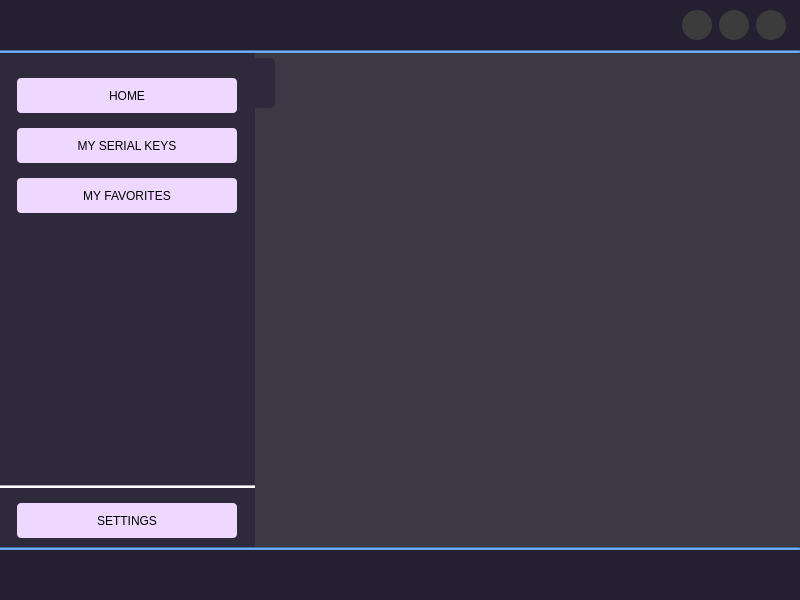
Before: the Qt Designer form mainwindow.ui in frknrnn/Qt_AppStore, drawn with Qt 5.
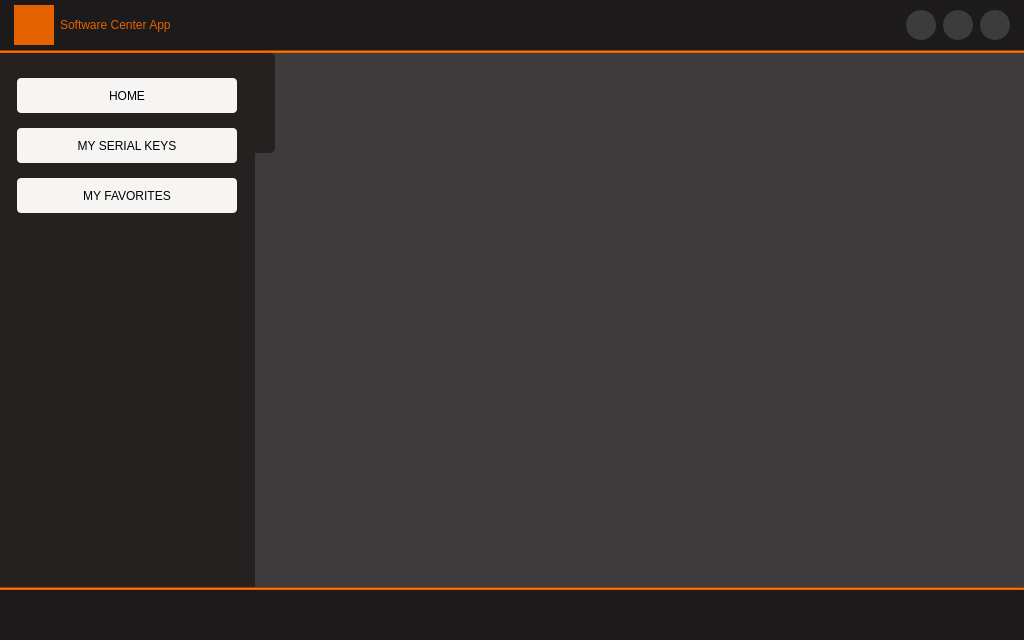
After: the same form once the commit is applied. Icons and pictures are not drawn.

Diff of the .ui file:
```diff
--- a/mainwindow.ui
+++ b/mainwindow.ui
@@ -6,8 +6,8 @@
    <rect>
     <x>0</x>
     <y>0</y>
-    <width>800</width>
-    <height>600</height>
+    <width>1024</width>
+    <height>640</height>
    </rect>
   </property>
   <property name="windowTitle">
@@ -45,7 +45,7 @@
        </size>
       </property>
       <property name="styleSheet">
-       <string notr="true">background-color: rgb(36, 31, 49);</string>
+       <string notr="true">background-color: rgb(28, 26, 26);</string>
       </property>
       <property name="frameShape">
        <enum>QFrame::NoFrame</enum>
@@ -73,13 +73,13 @@
         <widget class="QFrame" name="frame_topBarApp">
          <property name="minimumSize">
           <size>
-           <width>200</width>
+           <width>300</width>
            <height>0</height>
           </size>
          </property>
          <property name="maximumSize">
           <size>
-           <width>200</width>
+           <width>300</width>
            <height>16777215</height>
           </size>
          </property>
@@ -89,6 +89,50 @@
          <property name="frameShadow">
           <enum>QFrame::Raised</enum>
          </property>
+         <layout class="QHBoxLayout" name="horizontalLayout_5">
+          <property name="topMargin">
+           <number>0</number>
+          </property>
+          <property name="rightMargin">
+           <number>0</number>
+          </property>
+          <property name="bottomMargin">
+           <number>0</number>
+          </property>
+          <item>
+           <widget class="QLabel" name="label_app_icon">
+            <property name="minimumSize">
+             <size>
+              <width>40</width>
+              <height>40</height>
+             </size>
+            </property>
+            <property name="maximumSize">
+             <size>
+              <width>40</width>
+              <height>40</height>
+             </size>
+            </property>
+            <property name="styleSheet">
+             <string notr="true">background-color: rgb(230, 97, 0);</string>
+            </property>
+            <property name="text">
+             <string/>
+            </property>
+           </widget>
+          </item>
+          <item>
+           <widget class="QLabel" name="label">
+            <property name="styleSheet">
+             <string notr="true">color: rgb(230, 97, 0);
+font: 700 13pt &quot;Ubuntu&quot;;</string>
+            </property>
+            <property name="text">
+             <string>Software Center App</string>
+            </property>
+           </widget>
+          </item>
+         </layout>
         </widget>
        </item>
        <item>
@@ -330,7 +374,7 @@
     <item>
      <widget class="Line" name="line">
       <property name="styleSheet">
-       <string notr="true">background-color: rgb(98, 160, 234);</string>
+       <string notr="true">background-color: rgb(230, 97, 0);</string>
       </property>
       <property name="frameShadow">
        <enum>QFrame::Sunken</enum>
@@ -346,7 +390,7 @@
     <item>
      <widget class="QFrame" name="frame_main">
       <property name="styleSheet">
-       <string notr="true">background-color: rgb(61, 56, 70);</string>
+       <string notr="true">background-color: rgb(61, 59, 59);</string>
       </property>
       <property name="frameShape">
        <enum>QFrame::NoFrame</enum>
@@ -385,7 +429,7 @@
           </size>
          </property>
          <property name="styleSheet">
-          <string notr="true">background-color: rgb(46, 41, 59);</string>
+          <string notr="true">background-color: rgb(37, 33, 33);</string>
          </property>
          <property name="frameShape">
           <enum>QFrame::NoFrame</enum>
@@ -417,27 +461,24 @@
               <height>16777215</height>
              </size>
             </property>
+            <property name="styleSheet">
+             <string notr="true"/>
+            </property>
             <property name="frameShape">
              <enum>QFrame::NoFrame</enum>
             </property>
             <property name="frameShadow">
              <enum>QFrame::Raised</enum>
             </property>
-            <layout class="QVBoxLayout" name="verticalLayout_3">
-             <property name="spacing">
-              <number>15</number>
-             </property>
-             <property name="leftMargin">
-              <number>0</number>
-             </property>
-             <property name="topMargin">
-              <number>25</number>
-             </property>
-             <property name="rightMargin">
-              <number>0</number>
-             </property>
-             <item alignment="Qt::AlignHCenter">
               <widget class="QPushButton" name="pushButton_dashboard">
+             <property name="geometry">
+              <rect>
+               <x>17</x>
+               <y>25</y>
+               <width>220</width>
+               <height>35</height>
+              </rect>
+             </property>
                <property name="minimumSize">
                 <size>
                  <width>220</width>
@@ -455,7 +496,7 @@
                </property>
                <property name="styleSheet">
                 <string notr="true">QPushButton{
-background-color: rgb(239, 216, 255);
+background-color: rgb(246, 245, 244);
 border-radius:4px;
 border:none;
 padding: 0px 10px;
@@ -474,9 +515,15 @@
                 <string>HOME</string>
                </property>
               </widget>
-             </item>
-             <item alignment="Qt::AlignHCenter">
               <widget class="QPushButton" name="pushButton_mySerialKeys">
+             <property name="geometry">
+              <rect>
+               <x>17</x>
+               <y>75</y>
+               <width>220</width>
+               <height>35</height>
+              </rect>
+             </property>
                <property name="minimumSize">
                 <size>
                  <width>220</width>
@@ -494,7 +541,7 @@
                </property>
                <property name="styleSheet">
                 <string notr="true">QPushButton{
-background-color: rgb(239, 216, 255);
+background-color: rgb(246, 245, 244);
 border-radius:4px;
 border:none;
 padding: 0px 10px;
@@ -513,9 +560,15 @@
                 <string>MY SERIAL KEYS</string>
                </property>
               </widget>
-             </item>
-             <item alignment="Qt::AlignHCenter">
               <widget class="QPushButton" name="pushButton_myFavorites">
+             <property name="geometry">
+              <rect>
+               <x>17</x>
+               <y>125</y>
+               <width>220</width>
+               <height>35</height>
+              </rect>
+             </property>
                <property name="minimumSize">
                 <size>
                  <width>220</width>
@@ -533,7 +586,7 @@
                </property>
                <property name="styleSheet">
                 <string notr="true">QPushButton{
-background-color: rgb(239, 216, 255);
+background-color: rgb(246, 245, 244);
 border-radius:4px;
 border:none;
 padding: 0px 10px;
@@ -552,76 +605,6 @@
                 <string>MY FAVORITES</string>
                </property>
               </widget>
-             </item>
-             <item>
-              <spacer name="verticalSpacer_2">
-               <property name="orientation">
-                <enum>Qt::Vertical</enum>
-               </property>
-               <property name="sizeHint" stdset="0">
-                <size>
-                 <width>20</width>
-                 <height>239</height>
-                </size>
-               </property>
-              </spacer>
-             </item>
-             <item>
-              <widget class="Line" name="line_3">
-               <property name="styleSheet">
-                <string notr="true">background-color: rgb(255, 255, 255);</string>
-               </property>
-               <property name="frameShadow">
-                <enum>QFrame::Sunken</enum>
-               </property>
-               <property name="lineWidth">
-                <number>1</number>
-               </property>
-               <property name="orientation">
-                <enum>Qt::Horizontal</enum>
-               </property>
-              </widget>
-             </item>
-             <item alignment="Qt::AlignHCenter">
-              <widget class="QPushButton" name="pushButton_settings">
-               <property name="minimumSize">
-                <size>
-                 <width>220</width>
-                 <height>35</height>
-                </size>
-               </property>
-               <property name="maximumSize">
-                <size>
-                 <width>220</width>
-                 <height>35</height>
-                </size>
-               </property>
-               <property name="cursor">
-                <cursorShape>PointingHandCursor</cursorShape>
-               </property>
-               <property name="styleSheet">
-                <string notr="true">QPushButton{
-background-color: rgb(239, 216, 255);
-border-radius:4px;
-border:none;
-padding: 0px 10px;
-background-repeat: no-repeat;
-background-position: left center;
-background-origin: content;
-color: rgb(0, 0, 0);
-font: 700 11pt &quot;Sans&quot;;
-}
-QPushButton::hover{
-	background-color: rgb(216, 171, 255);
-}
-</string>
-               </property>
-               <property name="text">
-                <string>SETTINGS</string>
-               </property>
-              </widget>
-             </item>
-            </layout>
            </widget>
           </item>
           <item>
@@ -639,7 +622,7 @@
              </size>
             </property>
             <property name="styleSheet">
-             <string notr="true">background-color: rgb(61, 56, 70);</string>
+             <string notr="true">background-color: rgb(61, 59, 59);</string>
             </property>
             <property name="frameShape">
              <enum>QFrame::NoFrame</enum>
@@ -655,7 +638,7 @@
               <number>0</number>
              </property>
              <property name="topMargin">
-              <number>5</number>
+              <number>0</number>
              </property>
              <property name="rightMargin">
               <number>0</number>
@@ -668,19 +651,19 @@
                <property name="minimumSize">
                 <size>
                  <width>20</width>
-                 <height>50</height>
+                 <height>100</height>
                 </size>
                </property>
                <property name="maximumSize">
                 <size>
                  <width>20</width>
-                 <height>50</height>
+                 <height>100</height>
                 </size>
                </property>
                <property name="styleSheet">
                 <string notr="true">QPushButton{
 background-image: url(:/icons/Assets/icons/leftArrow.png);
-background-color: rgb(46, 41, 59);
+background-color: rgb(37, 33, 33);
 border:none;
 background-repeat: no-repeat;
 background-position: center;
@@ -735,7 +718,7 @@
     <item>
      <widget class="Line" name="line_2">
       <property name="styleSheet">
-       <string notr="true">background-color: rgb(98, 160, 234);</string>
+       <string notr="true">background-color: rgb(230, 97, 0);</string>
       </property>
       <property name="orientation">
        <enum>Qt::Horizontal</enum>
@@ -757,7 +740,7 @@
        </size>
       </property>
       <property name="styleSheet">
-       <string notr="true">background-color: rgb(36, 31, 49);</string>
+       <string notr="true">background-color: rgb(28, 26, 26);</string>
       </property>
       <property name="frameShape">
        <enum>QFrame::NoFrame</enum>
```
Left out of the diff: 9 changed lines with no effect on the pictures. Lines whose indentation alone changed are shown as unchanged.
